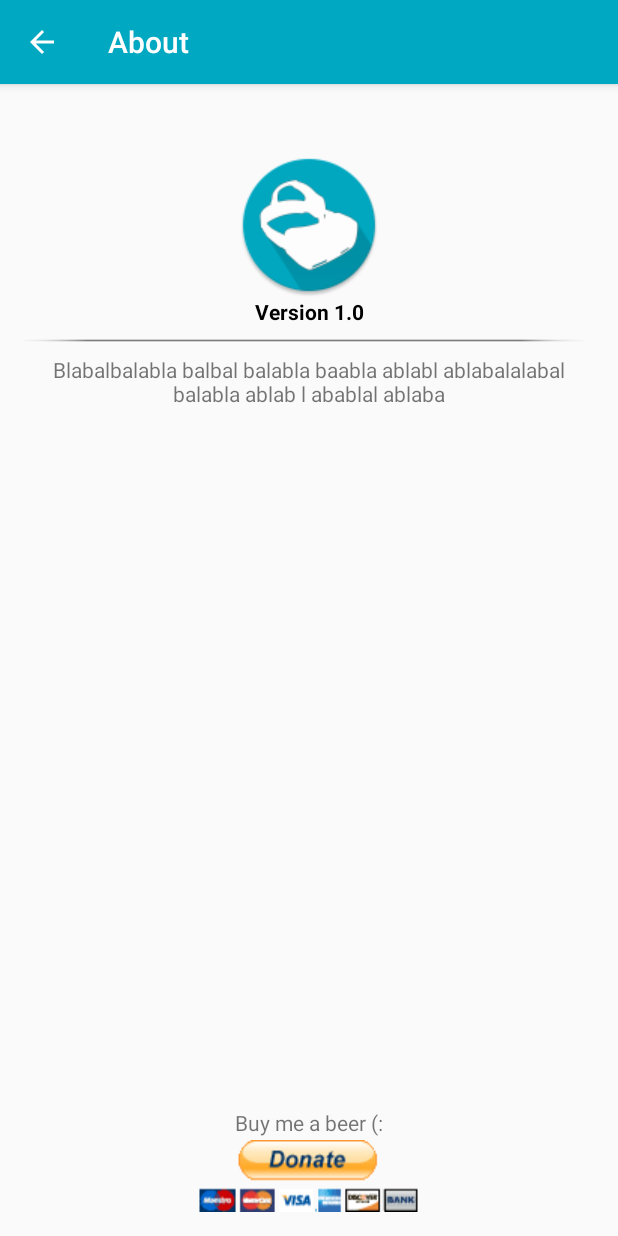
After one commit to ViBorges/GearVR-Disabler, an Android app: the About screen opened directly, with no data from a screen before it, on a phone screen of 412 x 824 dp. The commit adds this screen. Run offline under Robolectric (Android 15) with nearby library versions, the phone set to English and light mode, and no system bars.

Commit message:
About activity, donate button. Minor arrangements.

```diff
--- a/app/src/main/AndroidManifest.xml
+++ b/app/src/main/AndroidManifest.xml
@@ -3,7 +3,6 @@
     package="com.vba.gearvrdisabler">
 
     <application
-        android:name=".AdminVerification"
         android:allowBackup="true"
         android:icon="@mipmap/ic_launcher"
         android:label="@string/app_name"
@@ -34,6 +33,11 @@
                 <category android:name="android.intent.category.LAUNCHER" />
             </intent-filter>
         </activity>
+        <activity
+            android:name=".About"
+            android:label="@string/action_about"
+            android:parentActivityName=".MainActivity">
+        </activity>
     </application>
 
 </manifest>
--- /dev/null
+++ b/app/src/main/java/com/vba/gearvrdisabler/About.java
@@ -0,0 +1,39 @@
+package com.vba.gearvrdisabler;
+
+import android.app.PendingIntent;
+import android.content.DialogInterface;
+import android.content.Intent;
+import android.net.Uri;
+import android.support.v4.app.FragmentActivity;
+import android.support.v4.app.NotificationCompat;
+import android.support.v4.app.TaskStackBuilder;
+import android.support.v7.app.AppCompatActivity;
+import android.os.Bundle;
+import android.view.View;
+import android.widget.Button;
+
+public class About extends AppCompatActivity {
+
+    @Override
+    protected void onCreate(Bundle savedInstanceState) {
+        super.onCreate(savedInstanceState);
+        setContentView(R.layout.activity_about);
+
+        final Button donateButton = (Button) findViewById(R.id.about_donate_button);
+
+        donateButton.setOnClickListener(new View.OnClickListener() {
+            @Override
+            public void onClick(View view) {
+                donate();
+            }
+        });
+
+
+    }
+
+    private void donate() {
+
+        Intent donate = new Intent(Intent.ACTION_VIEW, Uri.parse("https://www.paypal.com/cgi-bin/webscr?cmd=_donations&business=T9M6ELFAU7RFL&lc=US&item_name=GearVR%20Disabler&item_number=GearDonations&currency_code=USD&bn=PP%2dDonationsBF%3abtn_donateCC_LG%2egif%3aNonHosted"));
+        startActivity(donate);
+    }
+}
--- a/app/src/main/java/com/vba/gearvrdisabler/MainActivity.java
+++ b/app/src/main/java/com/vba/gearvrdisabler/MainActivity.java
@@ -1,5 +1,6 @@
 package com.vba.gearvrdisabler;
 
+import android.content.Intent;
 import android.os.Bundle;
 import android.support.design.widget.FloatingActionButton;
 import android.support.design.widget.Snackbar;
@@ -17,15 +18,6 @@ public class MainActivity extends AppCompatActivity {
         setContentView(R.layout.activity_main);
         Toolbar toolbar = (Toolbar) findViewById(R.id.toolbar);
         setSupportActionBar(toolbar);
-
-        FloatingActionButton fab = (FloatingActionButton) findViewById(R.id.fab);
-        fab.setOnClickListener(new View.OnClickListener() {
-            @Override
-            public void onClick(View view) {
-                Snackbar.make(view, "Replace with your own action", Snackbar.LENGTH_LONG)
-                        .setAction("Action", null).show();
-            }
-        });
     }
 
     @Override
@@ -43,8 +35,9 @@ public class MainActivity extends AppCompatActivity {
         int id = item.getItemId();
 
         //noinspection SimplifiableIfStatement
-        if (id == R.id.action_settings) {
-            return true;
+        if (id == R.id.action_about) {
+            Intent intent = new Intent(this, About.class);
+            startActivity(intent);
         }
 
         return super.onOptionsItemSelected(item);
--- a/app/src/main/java/com/vba/gearvrdisabler/Splashscreen.java
+++ b/app/src/main/java/com/vba/gearvrdisabler/Splashscreen.java
@@ -1,6 +1,8 @@
 package com.vba.gearvrdisabler;
 
+import android.content.Context;
 import android.content.Intent;
+import android.content.SharedPreferences;
 import android.support.v7.app.AppCompatActivity;
 import android.os.Bundle;
 
@@ -15,4 +17,5 @@ public class Splashscreen extends AppCompatActivity {
         finish();
 
     }
+
 }
--- /dev/null
+++ b/app/src/main/res/layout/activity_about.xml
@@ -0,0 +1,68 @@
+<?xml version="1.0" encoding="utf-8"?>
+<RelativeLayout xmlns:android="http://schemas.android.com/apk/res/android"
+    xmlns:tools="http://schemas.android.com/tools"
+    android:id="@+id/activity_about"
+    android:layout_width="match_parent"
+    android:layout_height="match_parent"
+    android:paddingBottom="@dimen/activity_vertical_margin"
+    android:paddingLeft="@dimen/activity_horizontal_margin"
+    android:paddingRight="@dimen/activity_horizontal_margin"
+    android:paddingTop="@dimen/activity_vertical_margin"
+    tools:context="com.vba.gearvrdisabler.About">
+
+    <ImageView
+        android:layout_width="wrap_content"
+        android:layout_height="wrap_content"
+        android:background="@drawable/ic_launcher"
+        android:layout_marginTop="30dp"
+        android:id="@+id/about_icon"
+        android:layout_alignParentTop="true"
+        android:layout_centerHorizontal="true" />
+
+    <TextView
+        android:layout_width="match_parent"
+        android:layout_height="wrap_content"
+        android:text="@string/version"
+        android:textColor="@color/black"
+        android:textStyle="bold"
+        android:textAlignment="center"
+        android:layout_below="@+id/about_icon"
+        android:layout_alignParentStart="true"
+        android:id="@+id/about_text_version" />
+
+    <ImageView
+        android:id="@+id/about_line_spacer"
+        android:layout_width="wrap_content"
+        android:layout_height="wrap_content"
+        android:background="@drawable/line_spacer"
+        android:textAlignment="center"
+        android:layout_below="@+id/about_text_version"/>
+
+    <TextView
+        android:id="@+id/about_text_about"
+        android:layout_width="wrap_content"
+        android:layout_height="match_parent"
+        android:text="@string/about_text"
+        android:textAlignment="center"
+        android:layout_below="@+id/about_line_spacer"/>
+
+    <Button
+        android:layout_width="wrap_content"
+        android:layout_height="wrap_content"
+        android:id="@+id/about_donate_button"
+        android:background="@drawable/btn_donate"
+        android:layout_alignParentBottom="true"
+        android:layout_centerHorizontal="true"
+        />
+
+    <TextView
+        android:layout_width="wrap_content"
+        android:layout_height="wrap_content"
+        android:text="@string/donate"
+        android:id="@+id/about_donate_text"
+        android:layout_above="@+id/about_donate_button"
+        android:layout_centerHorizontal="true"
+        android:layout_marginBottom="2dp"/>
+
+
+</RelativeLayout>
--- a/app/src/main/res/layout/activity_main.xml
+++ b/app/src/main/res/layout/activity_main.xml
@@ -23,12 +23,4 @@
 
     <include layout="@layout/content_main" />
 
-    <android.support.design.widget.FloatingActionButton
-        android:id="@+id/fab"
-        android:layout_width="wrap_content"
-        android:layout_height="wrap_content"
-        android:layout_gravity="bottom|end"
-        android:layout_margin="@dimen/fab_margin"
-        app:srcCompat="@android:drawable/ic_dialog_email" />
-
 </android.support.design.widget.CoordinatorLayout>
--- a/app/src/main/res/menu/menu_main.xml
+++ b/app/src/main/res/menu/menu_main.xml
@@ -3,8 +3,8 @@
     xmlns:tools="http://schemas.android.com/tools"
     tools:context="com.vba.gearvrdisabler.MainActivity">
     <item
-        android:id="@+id/action_settings"
+        android:id="@+id/action_about"
         android:orderInCategory="100"
-        android:title="@string/action_settings"
+        android:title="@string/action_about"
         app:showAsAction="never" />
 </menu>
--- a/app/src/main/res/values/colors.xml
+++ b/app/src/main/res/values/colors.xml
@@ -3,4 +3,5 @@
     <color name="colorPrimary">#00a8c1</color>
     <color name="colorPrimaryDark">#008fa4</color>
     <color name="colorAccent">#FF4081</color>
+    <color name="black">#000000</color>
 </resources>
--- a/app/src/main/res/values/strings.xml
+++ b/app/src/main/res/values/strings.xml
@@ -1,4 +1,8 @@
 <resources>
     <string name="app_name">GearVR Disabler</string>
     <string name="action_settings">Settings</string>
+    <string name="action_about">About</string>
+    <string name="version">Version 1.0</string>
+    <string name="about_text">Blabalbalabla balbal balabla baabla ablabl ablabalalabal balabla ablab l abablal ablaba</string>
+    <string name="donate">Buy me a beer (:</string>
 </resources>
```
Also changed, not shown: app/src/main/res/drawable/btn_donate.gif (added), app/src/main/res/drawable/ic_launcher.png (added), app/src/main/res/drawable/line_spacer.png (added), 2 other files.
